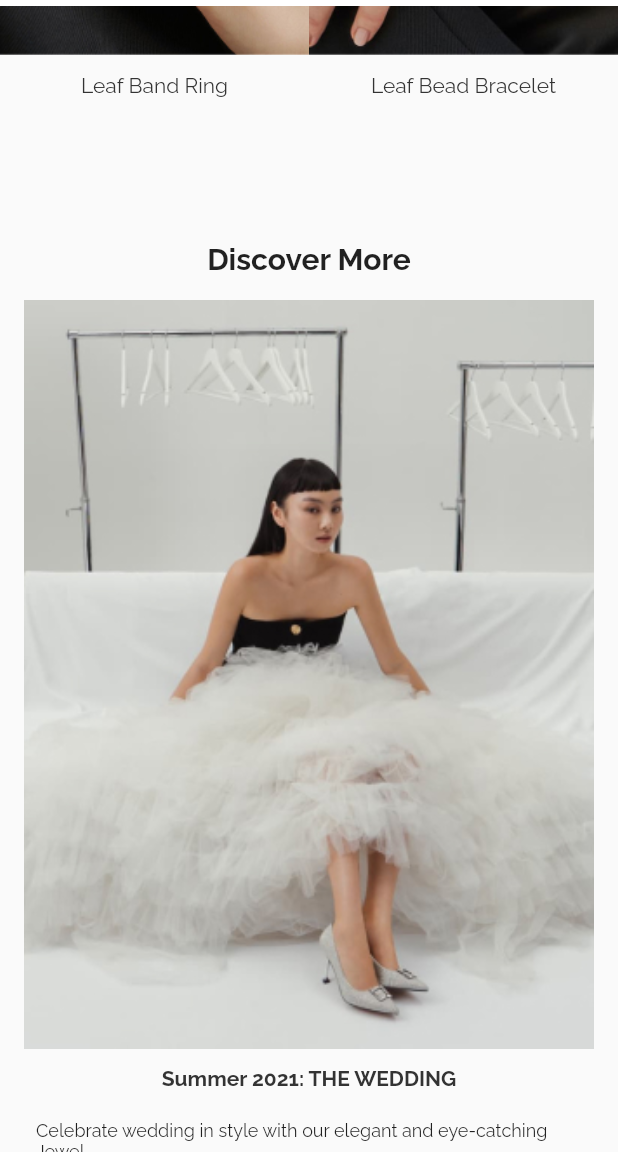
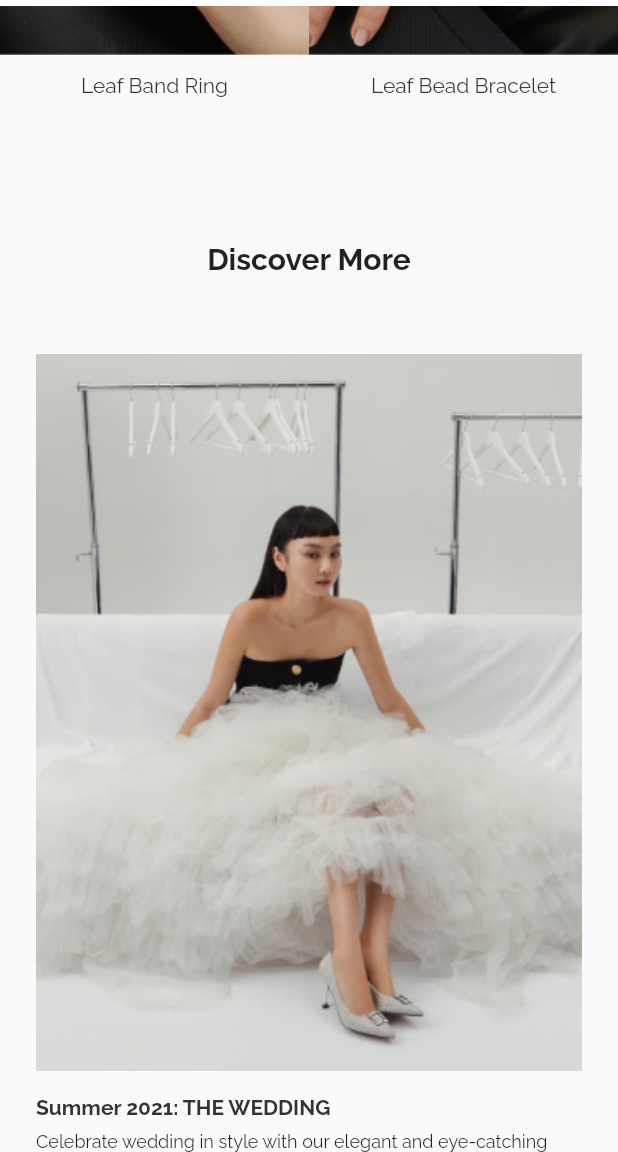
Before and after one commit to code7070/learn-flutter-web-1, a Flutter app: the screen it shows after launch, scrolled down 1152 dp, on a phone screen of 412 x 824 dp, the part 84-1236 px from its top. Run offline on Flutter 3.47's test engine with Material 2 defaults, Android fonts, the phone set to English and light mode, and no system bars; missing offline and left inert: div.

Commit message:
adjust responsiveness discover thumbnail

```diff
--- a/lib/screens/home/discover.dart
+++ b/lib/screens/home/discover.dart
@@ -24,6 +24,7 @@ class HomeDiscover extends StatelessWidget {
     var desktopThumbnail = Container(
       constraints: const BoxConstraints(maxWidth: 1400),
       child: Row(
+        crossAxisAlignment: CrossAxisAlignment.start,
         children: const [
           Expanded(flex: 1, child: thumb1),
           Expanded(flex: 1, child: thumb2)
@@ -42,7 +43,10 @@ class HomeDiscover extends StatelessWidget {
       ),
       child: Column(
         children: [
-          const H1(title: 'Discover More'),
+          Container(
+            margin: const EdgeInsets.only(bottom: 28),
+            child: const H1(title: 'Discover More'),
+          ),
           ResponsiveLayout(
               mobileView: mobileThumbnail,
               desktopView: desktopThumbnail,
--- a/lib/screens/home/discover_thumbnail.dart
+++ b/lib/screens/home/discover_thumbnail.dart
@@ -15,8 +15,20 @@ class DiscoverThumbnail extends StatelessWidget {
   @override
   Widget build(BuildContext context) {
     return Container(
-      margin: const EdgeInsets.all(16),
-      child: Column(
+        margin: const EdgeInsets.all(24),
+        child: LayoutBuilder(builder: (context, constraints) {
+          double titleSize = 14;
+          double fontSize = 12;
+          double marginTitle = 16;
+
+          if (MediaQuery.of(context).size.width > 768) {
+            titleSize = 18;
+            fontSize = 18;
+            marginTitle = 18;
+          }
+
+          return Column(
+            crossAxisAlignment: CrossAxisAlignment.start,
             children: [
               Image(
                 image: AssetImage('assets/images/$image'),
@@ -24,36 +36,34 @@ class DiscoverThumbnail extends StatelessWidget {
                 width: double.infinity,
               ),
               Container(
-              padding: const EdgeInsets.all(12),
+                  margin: EdgeInsets.only(top: marginTitle, bottom: 8),
                   child: Text(
                     title,
                     textAlign: TextAlign.left,
-                style: const TextStyle(
+                    style: TextStyle(
+                        fontSize: titleSize,
                         fontWeight: FontWeight.w700,
-                    fontSize: 14,
                         color: appColorBase100),
                   )),
               Container(
-            margin: const EdgeInsets.all(8),
+                margin: const EdgeInsets.only(bottom: 16),
                 child: Text(
                   description,
-              style: const TextStyle(fontSize: 12),
+                  style: TextStyle(fontSize: fontSize),
                   textAlign: TextAlign.left,
                 ),
               ),
-          Container(
-            margin: const EdgeInsets.only(top: 16),
-            child: const Text(
+              Text(
                 'Shop Wedding Collection',
                 textAlign: TextAlign.left,
                 style: TextStyle(
+                  fontSize: fontSize,
                   color: appColorPrimary,
                   fontWeight: FontWeight.w600,
-                  fontSize: 14),
                 ),
               )
             ],
-      ),
           );
+        }));
   }
 }
```
Lines whose indentation alone changed are shown as unchanged.
